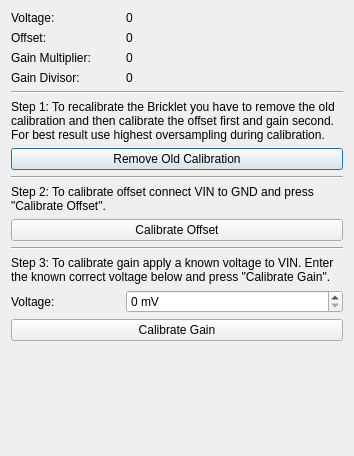
Old version of the form src/brickv/plugin_system/plugins/analog_in_v3/ui/calibration.ui in the repository Tinkerforge/brickv.
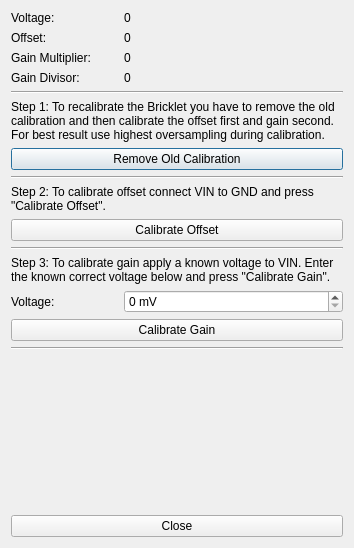
New version of the form.

Commit message:
Ensure that all QDialogs have a close button
Some window manager doen't provide a close button as part of the window
decoration for dialogs.

The edit to the form file:
```diff
--- a/src/brickv/plugin_system/plugins/analog_in_v3/ui/calibration.ui
+++ b/src/brickv/plugin_system/plugins/analog_in_v3/ui/calibration.ui
@@ -7,7 +7,7 @@
     <x>0</x>
     <y>0</y>
     <width>354</width>
-    <height>456</height>
+    <height>548</height>
    </rect>
   </property>
   <property name="windowTitle">
@@ -167,9 +167,21 @@
        </property>
       </widget>
      </item>
-    </layout>
-   </item>
-   <item>
+     <item row="16" column="0" colspan="3">
+      <widget class="QPushButton" name="button_close">
+       <property name="text">
+        <string>Close</string>
+       </property>
+      </widget>
+     </item>
+     <item row="14" column="0" colspan="3">
+      <widget class="Line" name="line_4">
+       <property name="orientation">
+        <enum>Qt::Horizontal</enum>
+       </property>
+      </widget>
+     </item>
+     <item row="15" column="0">
     <spacer name="verticalSpacer">
      <property name="orientation">
       <enum>Qt::Vertical</enum>
@@ -181,6 +193,8 @@
       </size>
      </property>
     </spacer>
+     </item>
+    </layout>
    </item>
   </layout>
  </widget>
```
Lines whose indentation alone changed are shown as unchanged. The commit also changes 26 other files.
